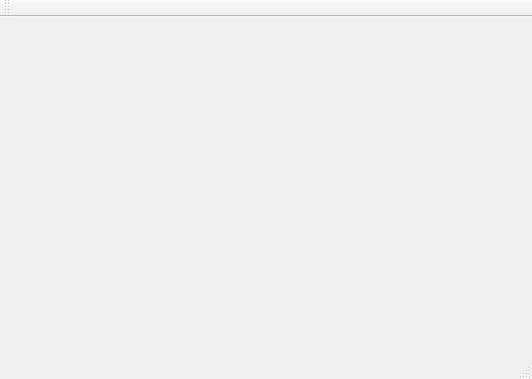
This is mainwindow.ui in jinzy15/Backgammon-1 as Qt 5 draws it before an edit. The edited form follows.
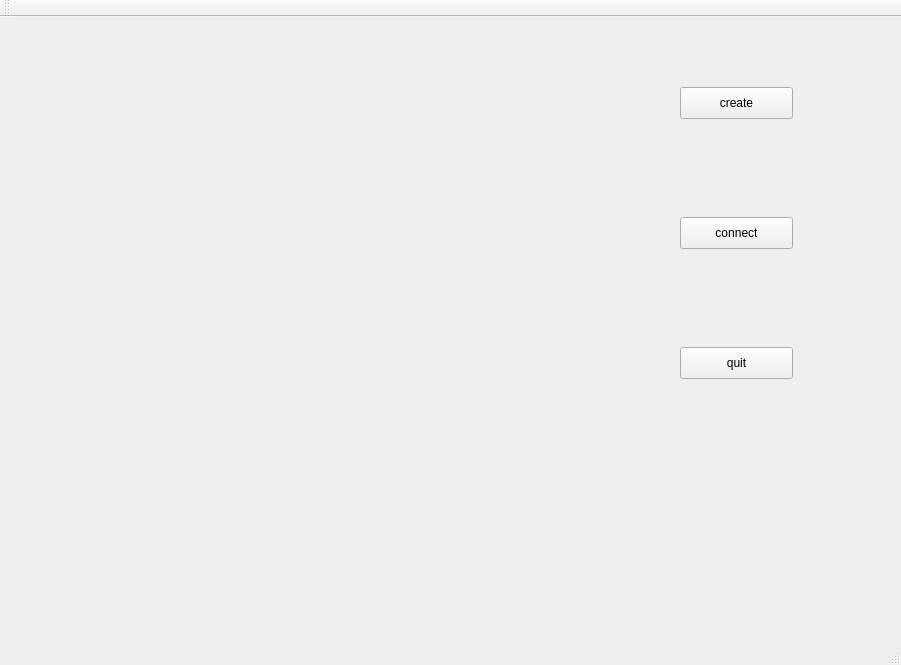
This is the edited form.

What changed in the file:
```diff
--- a/mainwindow.ui
+++ b/mainwindow.ui
@@ -6,14 +6,54 @@
    <rect>
     <x>0</x>
     <y>0</y>
-    <width>532</width>
-    <height>379</height>
+    <width>901</width>
+    <height>665</height>
    </rect>
   </property>
   <property name="windowTitle">
    <string>MainWindow</string>
   </property>
-  <widget class="QWidget" name="centralWidget"/>
+  <widget class="QWidget" name="centralWidget">
+   <widget class="QPushButton" name="createButton">
+    <property name="geometry">
+     <rect>
+      <x>680</x>
+      <y>70</y>
+      <width>113</width>
+      <height>32</height>
+     </rect>
+    </property>
+    <property name="text">
+     <string>create</string>
+    </property>
+   </widget>
+   <widget class="QPushButton" name="connectButton">
+    <property name="geometry">
+     <rect>
+      <x>680</x>
+      <y>200</y>
+      <width>113</width>
+      <height>32</height>
+     </rect>
+    </property>
+    <property name="text">
+     <string>connect</string>
+    </property>
+   </widget>
+   <widget class="QPushButton" name="quitButton">
+    <property name="geometry">
+     <rect>
+      <x>680</x>
+      <y>330</y>
+      <width>113</width>
+      <height>32</height>
+     </rect>
+    </property>
+    <property name="text">
+     <string>quit</string>
+    </property>
+   </widget>
+  </widget>
   <widget class="QMenuBar" name="menuBar">
    <property name="geometry">
     <rect>
```
Left out of the diff: 2 changed lines with no effect on the pictures.
